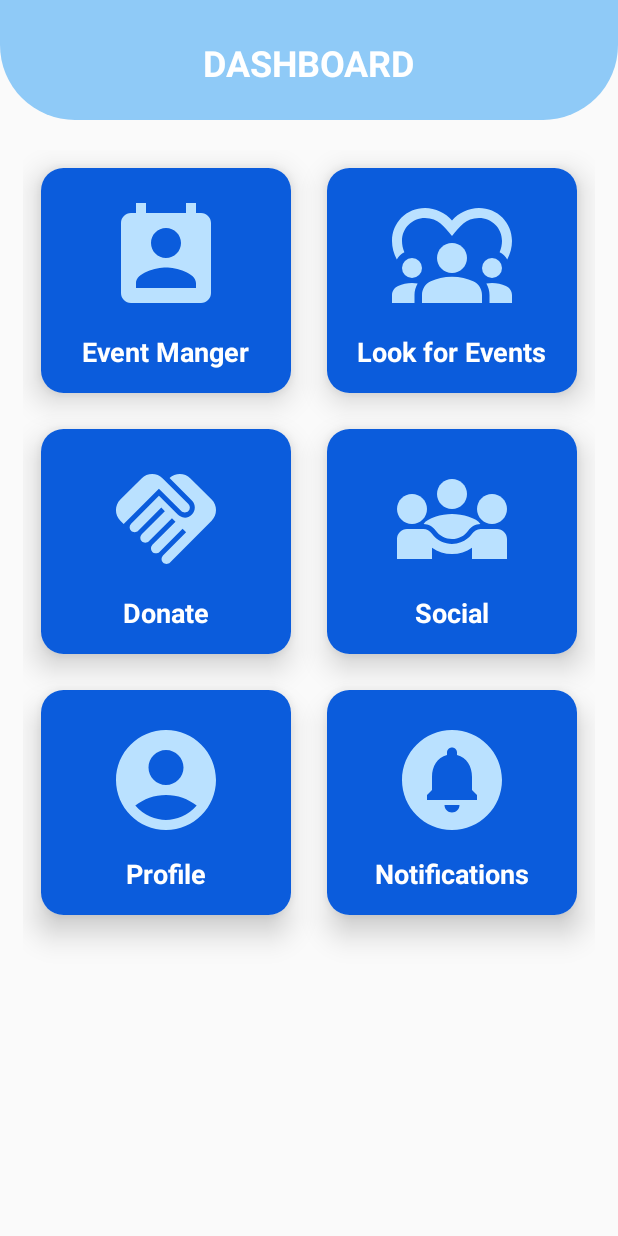
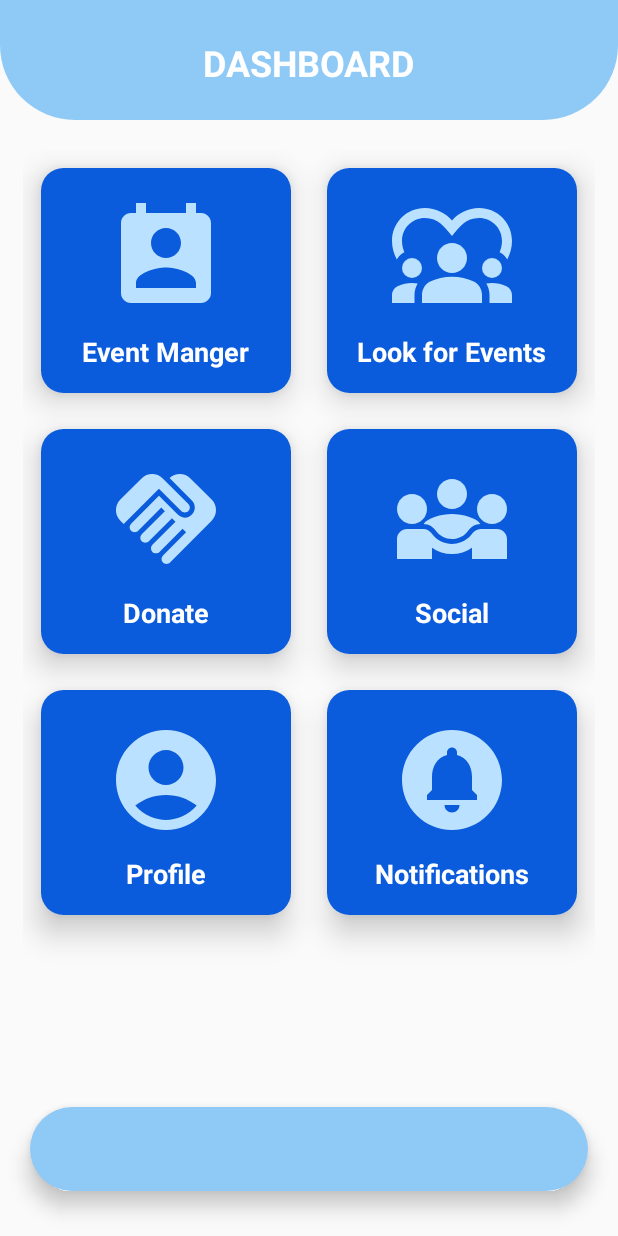
Before and after one commit to jonyurisoon/PhilantroLink, an Android app: the DashboardActivity screen opened directly, with no data from a screen before it, on a phone screen of 412 x 824 dp. Run offline under Robolectric (Android 15) with nearby library versions, the phone set to English and light mode, and no system bars.

Commit message:
on going dashboard ui

```diff
--- a/app/src/main/AndroidManifest.xml
+++ b/app/src/main/AndroidManifest.xml
@@ -12,6 +12,10 @@
         android:supportsRtl="true"
         android:theme="@style/Theme.PhilantroLink"
         tools:targetApi="31">
+        <activity
+            android:name=".NotificationDashboardActivity"
+            android:exported="false"
+            android:parentActivityName=".DashboardActivity"/>
         <activity
             android:name=".DashboardActivity"
             android:exported="false" />
--- a/app/src/main/java/com/example/philantrolink/DashboardActivity.kt
+++ b/app/src/main/java/com/example/philantrolink/DashboardActivity.kt
@@ -1,5 +1,6 @@
 package com.example.philantrolink
 
+import android.content.Intent
 import android.os.Bundle
 
 import androidx.appcompat.app.AppCompatActivity
@@ -17,5 +18,30 @@ class DashboardActivity : AppCompatActivity() {
         val view = binding.root
         setContentView(view)
 
+
+        binding.EventManagerDash.setOnClickListener {
+
+        }
+
+        binding.LookForEventsDash.setOnClickListener {
+
+        }
+
+        binding.DonateDash.setOnClickListener {
+
+        }
+
+        binding.SocialDash.setOnClickListener {
+
+        }
+
+        binding.ProfileDash.setOnClickListener {
+
+        }
+
+        binding.NotificationDash.setOnClickListener {
+            val intent = Intent(this, NotificationDashboardActivity::class.java)
+            startActivity(intent)
+        }
     }
 }
--- /dev/null
+++ b/app/src/main/res/drawable/bottom_menu_bg.xml
@@ -0,0 +1,8 @@
+<?xml version="1.0" encoding="utf-8"?>
+<shape xmlns:android="http://schemas.android.com/apk/res/android"
+    android:shape="rectangle">
+
+    <solid android:color="#8FCAF7"/>
+    <corners
+        android:radius="40dp"/>
+</shape>
--- a/app/src/main/res/layout/activity_dashboard.xml
+++ b/app/src/main/res/layout/activity_dashboard.xml
@@ -10,7 +10,8 @@
         android:id="@+id/top_view"
         android:layout_width="match_parent"
         android:layout_height="80dp"
-        android:background="@drawable/bg_dashboard" />
+        android:background="@drawable/bg_dashboard"
+        />
 
     <GridLayout
         android:layout_width="match_parent"
@@ -247,6 +248,15 @@
         android:layout_marginTop="25dp"
         />
 
-
+    <com.google.android.material.bottomnavigation.BottomNavigationView
+        android:id="@+id/bottomNavigation"
+        android:layout_width="match_parent"
+        android:layout_height="wrap_content"
+        android:layout_alignParentBottom="true"
+        android:layout_marginEnd="20dp"
+        android:layout_marginStart="20dp"
+        android:layout_marginBottom="30dp"
+        android:background="@drawable/bottom_menu_bg"
+       />
 
 </RelativeLayout>
```
Also changed, not shown: app/src/main/java/com/example/philantrolink/NotificationDashboardActivity.kt (added, +19 -0 lines), app/src/main/res/layout/activity_notification_dashboard.xml (added, +15 -0 lines).
